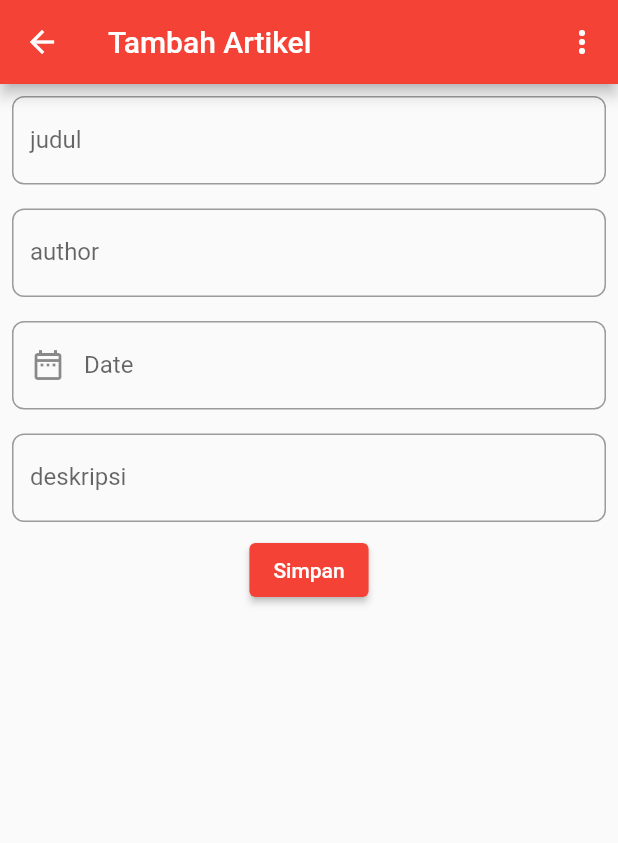
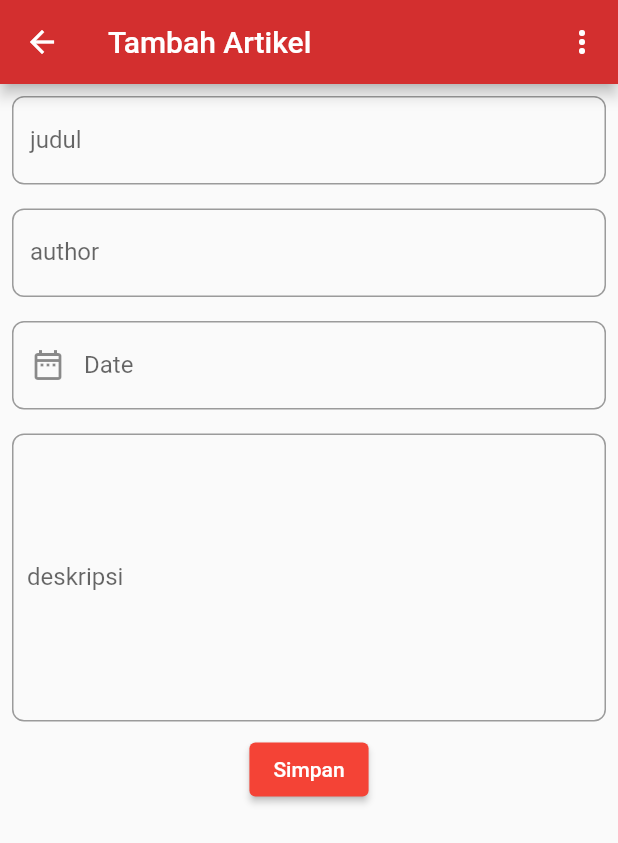
Before and after one commit to irfandi665/berkoh-jaya-abadi, a Flutter app: the FormPage screen opened directly, on a phone screen of 412 x 824 dp. Shown: the top 843 px of the screen. Run offline on Flutter 3.47's test engine with Material 2 defaults, Android fonts, the phone set to English and light mode, and no system bars; drawn by our look-alikes of date_field; our stand-ins replace animated_splash_screen, cloud_firestore, firebase_core, firebase_storage, hexcolor, image_picker and 3 more; accounts and stored records are empty; network calls fail; project files that could hold a hidden picture were left out.

Commit message:
versi 3,6

```diff
--- a/lib/crud/formPage.dart
+++ b/lib/crud/formPage.dart
@@ -54,6 +54,7 @@ class _FormPageState extends State<FormPage> {
     return Scaffold(
       appBar: AppBar(
         title: Text("Tambah Artikel"),
+        backgroundColor: Colors.red[700],
         actions: [
           PopupMenuButton(
             onSelected: popupMenuClick,
@@ -68,7 +69,9 @@ class _FormPageState extends State<FormPage> {
           ),
         ],
       ),
-      body: Column(
+      body: SingleChildScrollView(
+        child: Container(
+          child: Column(
             children: [
               Padding(
                 padding: const EdgeInsets.all(8.0),
@@ -115,7 +118,8 @@ class _FormPageState extends State<FormPage> {
                   dateFormat: DateFormat("yyyy-MM-dd"),
                   onDateSelected: (DateTime value) {
                     setState(() {
-                  String formatDate = DateFormat("yyyy-MM-dd").format(value);
+                      String formatDate =
+                          DateFormat("yyyy-MM-dd").format(value);
                       date = formatDate;
                     });
                   },
@@ -126,10 +130,13 @@ class _FormPageState extends State<FormPage> {
                 child: TextFormField(
                   controller: txtdeskripsi,
                   decoration: InputDecoration(
+                      contentPadding: const EdgeInsets.symmetric(
+                          vertical: 20.0, horizontal: 10.0),
                       labelText: "deskripsi",
                       border: OutlineInputBorder(
                           borderRadius: BorderRadius.circular(8.0)),
                       hintText: "Masukkan Berita"),
+                  maxLines: 8,
                   onChanged: (value) {
                     setState(() {
                       deskripsi = value;
@@ -142,8 +149,12 @@ class _FormPageState extends State<FormPage> {
                   DatabaseServices.createUpdateMahasiswa(
                       context, judul, deskripsi, author, date);
                 },
-              child: Text("Simpan"))
+                child: Text("Simpan"),
+                style: ElevatedButton.styleFrom(primary: Colors.red),
+              ),
             ],
+          ),
+        ),
       ),
     );
   }
--- a/lib/view/beranda.dart
+++ b/lib/view/beranda.dart
@@ -29,6 +29,7 @@ class _BerandaState extends State<Beranda> {
               context, MaterialPageRoute(builder: (context) => FormPage()));
         },
         child: Icon(Icons.note_add),
+        backgroundColor: Colors.red,
       ),
       floatingActionButtonLocation: FloatingActionButtonLocation.centerDocked,
       bottomNavigationBar: BottomAppBar(
@@ -79,7 +80,7 @@ class _BerandaState extends State<Beranda> {
                       color: currentTab == 1 ? Colors.red : Colors.grey,
                     ),
                     Text(
-                      "Tambah Data",
+                      "Artikel",
                       style: TextStyle(
                           color: currentTab == 1 ? Colors.red : Colors.grey),
                     )
--- a/lib/view/drawer.dart
+++ b/lib/view/drawer.dart
@@ -13,7 +13,10 @@ class DrawerMenu extends StatelessWidget {
                 child: Image.asset('images/icon_user.png'),
               ),
               accountName: Text('Berkoh Jaya Abadi'),
-              accountEmail: Text('19103999@ittelkom-pwt.ac.id')),
+              accountEmail: Text('19103999@ittelkom-pwt.ac.id'),
+              decoration: BoxDecoration(
+                color: Colors.red[700],
+              )),
           ListTile(
             leading: Icon(Icons.home),
             title: Text('Beranda'),
--- a/lib/view/page/articles/articles_page.dart
+++ b/lib/view/page/articles/articles_page.dart
@@ -20,8 +20,7 @@ class ArticlesPage extends StatelessWidget {
       appBar: AppBar(
         title: Text(
           "Articles",
-          style:
-              TextStyle(color: Colors.blue[700], fontWeight: FontWeight.bold),
+          style: TextStyle(color: Colors.red[700], fontWeight: FontWeight.bold),
         ),
         centerTitle: true,
         elevation: 0,
```
Also changed, not shown: images/icon_usera.svg (deleted). Lines whose indentation alone changed are shown as unchanged.
